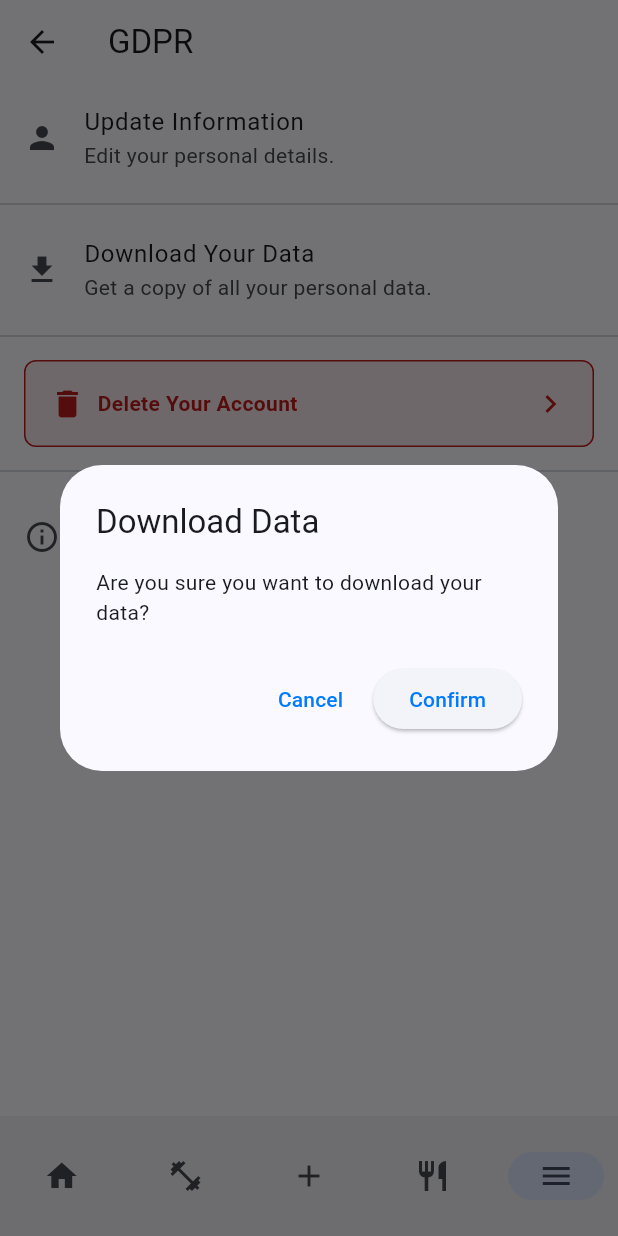
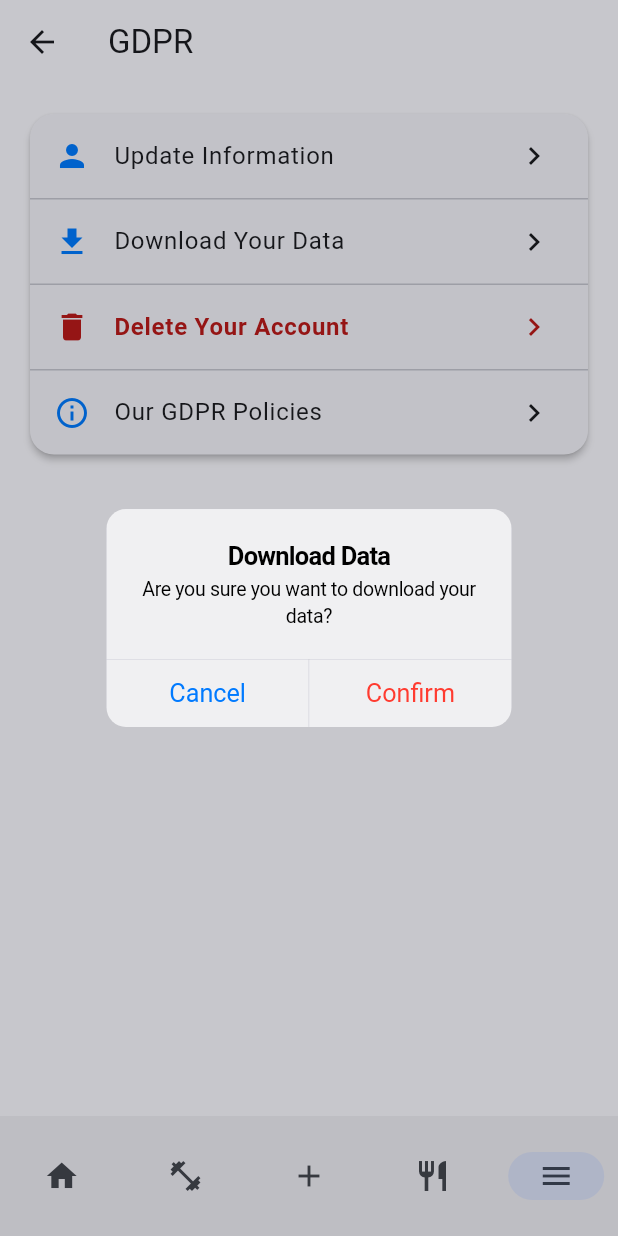
Before and after one commit to Mobile-applikasjoner-gruppe-1/fit_and_healthy, a Flutter app: the GdprSettingsPage screen opened by its route, after a tap on "Download Your Data", on a phone screen of 412 x 824 dp. Run offline on Flutter 3.47's test engine with Material 3 defaults, Android fonts, the phone set to English and light mode, and no system bars; our stand-ins replace firebase_auth, firebase_core, fl_chart, flutter_riverpod, flutter_svg, go_router and 2 more; accounts and stored records are empty; generated files the repository leaves out were written again.

Commit message:
Update design with a card and dividers to get more 'apple' look

```diff
--- a/lib/src/features/settings/pages/gdpr_settings_page.dart
+++ b/lib/src/features/settings/pages/gdpr_settings_page.dart
@@ -2,6 +2,7 @@ import 'package:fit_and_healthy/src/features/settings/pages/privacy_gdpr_policy_
 import 'package:fit_and_healthy/src/features/settings/pages/profile_settings_page.dart';
 import 'package:fit_and_healthy/src/nested_scaffold.dart';
 import 'package:flutter/material.dart';
+import 'package:flutter/cupertino.dart';
 import 'package:go_router/go_router.dart';
 
 class GdprSettingsPage extends StatelessWidget {
@@ -16,21 +17,29 @@ class GdprSettingsPage extends StatelessWidget {
       appBar: AppBar(
         title: const Text("GDPR"),
       ),
-      body: Column(
+      body: Padding(
+        padding: const EdgeInsets.all(16.0),
+        child: Card(
+          shape: RoundedRectangleBorder(
+            borderRadius: BorderRadius.circular(16),
+          ),
+          elevation: 2,
+          child: Column(
+            mainAxisSize: MainAxisSize.min,
             children: [
-          ListTile(
-            leading: const Icon(Icons.person),
-            title: const Text('Update Information'),
-            subtitle: const Text('Edit your personal details.'),
+              _buildListTile(
+                context,
+                icon: Icons.person,
+                title: 'Update Information',
                 onTap: () {
                   context.pushNamed(ProfileSettingsPage.routeName);
                 },
               ),
-          const Divider(),
-          ListTile(
-            leading: const Icon(Icons.download),
-            title: const Text('Download Your Data'),
-            subtitle: const Text('Get a copy of all your personal data.'),
+              const Divider(height: 1, thickness: 1),
+              _buildListTile(
+                context,
+                icon: Icons.download,
+                title: 'Download Your Data',
                 onTap: () {
                   _showConfirmationDialog(
                     context,
@@ -40,10 +49,58 @@ class GdprSettingsPage extends StatelessWidget {
                   );
                 },
               ),
-          const Divider(),
-          Padding(
-            padding: const EdgeInsets.symmetric(horizontal: 16, vertical: 8),
-            child: GestureDetector(
+              const Divider(height: 1, thickness: 1),
+              _buildDeleteAccountTile(context),
+              const Divider(height: 1, thickness: 1),
+              _buildListTile(
+                context,
+                icon: Icons.info_outline,
+                title: 'Our GDPR Policies',
+                onTap: () {
+                  context.pushNamed(PrivacyGdprPolicySettingsPage.routeName);
+                },
+              ),
+            ],
+          ),
+        ),
+      ),
+    );
+  }
+
+  // Common ListTile Widget
+  Widget _buildListTile(
+    BuildContext context, {
+    required IconData icon,
+    required String title,
+    String? subtitle,
+    VoidCallback? onTap,
+  }) {
+    final theme = Theme.of(context);
+
+    return ListTile(
+      leading: Icon(icon, color: theme.colorScheme.primary),
+      title: Text(title, style: theme.textTheme.bodyLarge),
+      subtitle: subtitle != null
+          ? Text(subtitle, style: theme.textTheme.bodyMedium)
+          : null,
+      trailing: Icon(Icons.chevron_right, color: theme.colorScheme.onSurface),
+      onTap: onTap,
+    );
+  }
+
+  Widget _buildDeleteAccountTile(BuildContext context) {
+    final theme = Theme.of(context);
+
+    return ListTile(
+      leading: Icon(Icons.delete, color: theme.colorScheme.error),
+      title: Text(
+        'Delete Your Account',
+        style: TextStyle(
+          color: theme.colorScheme.error,
+          fontWeight: FontWeight.bold,
+        ),
+      ),
+      trailing: Icon(Icons.chevron_right, color: theme.colorScheme.error),
       onTap: () {
         _showConfirmationDialog(
           context,
@@ -53,55 +110,6 @@ class GdprSettingsPage extends StatelessWidget {
           onConfirm: _deleteAccount,
         );
       },
-              child: Container(
-                decoration: BoxDecoration(
-                  color: Theme.of(context).colorScheme.error.withOpacity(0.1),
-                  border: Border.all(
-                    color: Theme.of(context).colorScheme.error,
-                  ),
-                  borderRadius: BorderRadius.circular(8),
-                ),
-                padding: const EdgeInsets.all(16),
-                child: Row(
-                  mainAxisAlignment: MainAxisAlignment.spaceBetween,
-                  children: [
-                    Row(
-                      children: [
-                        Icon(
-                          Icons.delete,
-                          color: Theme.of(context).colorScheme.error,
-                        ),
-                        const SizedBox(width: 8),
-                        Text(
-                          'Delete Your Account',
-                          style: TextStyle(
-                            color: Theme.of(context).colorScheme.error,
-                            fontWeight: FontWeight.bold,
-                          ),
-                        ),
-                      ],
-                    ),
-                    Icon(
-                      Icons.chevron_right,
-                      color: Theme.of(context).colorScheme.error,
-                    ),
-                  ],
-                ),
-              ),
-            ),
-          ),
-          const Divider(),
-          ListTile(
-            leading: const Icon(Icons.info_outline),
-            title: const Text('Our GDPR Policies'),
-            subtitle:
-                const Text('Learn more about our data handling practices.'),
-            onTap: () {
-              context.pushNamed(PrivacyGdprPolicySettingsPage.routeName);
-            },
-          ),
-        ],
-      ),
     );
   }
 
@@ -111,30 +119,23 @@ class GdprSettingsPage extends StatelessWidget {
     required String content,
     required VoidCallback onConfirm,
   }) {
-    final theme = Theme.of(context);
-    showDialog(
+    showCupertinoDialog(
       context: context,
       builder: (context) {
-        return AlertDialog(
-          backgroundColor: theme.colorScheme.background,
-          title: Text(
-            title,
-            style: theme.textTheme.titleLarge,
-          ),
-          content: Text(
-            content,
-            style: theme.textTheme.bodyMedium,
-          ),
+        return CupertinoAlertDialog(
+          title: Text(title),
+          content: Text(content),
           actions: [
-            TextButton(
+            CupertinoDialogAction(
               onPressed: () => Navigator.of(context).pop(),
               child: const Text('Cancel'),
             ),
-            ElevatedButton(
+            CupertinoDialogAction(
               onPressed: () {
                 Navigator.of(context).pop();
                 onConfirm();
               },
+              isDestructiveAction: true,
               child: const Text('Confirm'),
             ),
           ],
```
Lines whose indentation alone changed are shown as unchanged.
